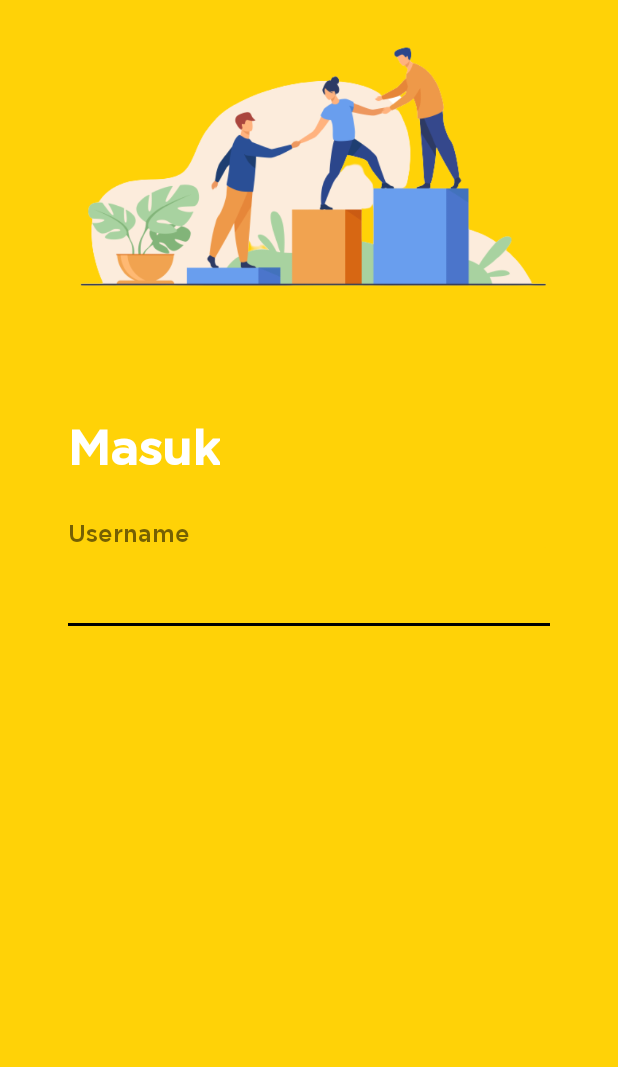
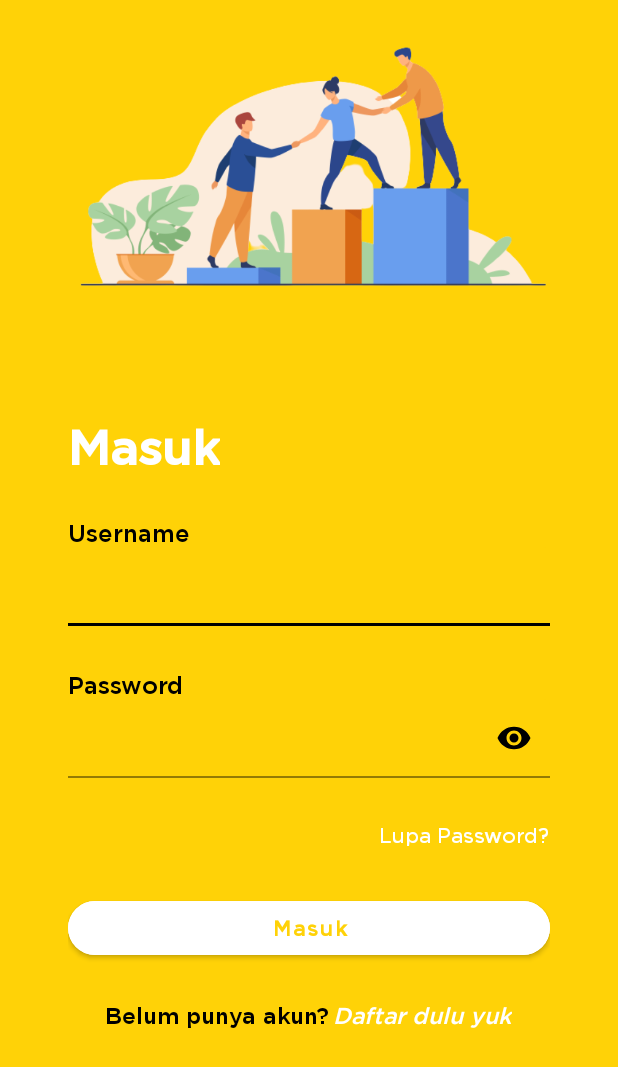
Before and after one commit to Ivanbhagaskara2608/AkrapApp, an Android app: the screen it shows after launch (LoginActivity), on a phone screen of 412 x 824 dp. Shown: the top 1067 px of the screen. Run offline under Robolectric (Android 15) with nearby library versions, the phone set to English and light mode, and no system bars.

Commit message:
done with ui login

```diff
--- a/app/src/main/res/layout/activity_login.xml
+++ b/app/src/main/res/layout/activity_login.xml
@@ -7,6 +7,7 @@
     android:orientation="vertical"
     android:background="@color/orange"
     android:paddingHorizontal="25dp"
+    tools:ignore="HardcodedText"
     tools:context=".LoginActivity">
 
     <ImageView
@@ -25,6 +26,7 @@
         android:layout_gravity="center">
 
         <TextView
+            android:id="@+id/masukTextView"
             android:layout_width="wrap_content"
             android:layout_height="wrap_content"
             android:text="Masuk"
@@ -33,28 +35,86 @@
             android:textColor="@color/white"/>
 
         <TextView
+            android:id="@+id/usernameTextView"
             android:layout_width="wrap_content"
             android:layout_height="wrap_content"
             android:layout_marginTop="30dp"
             android:text="Username"
+            android:textColor="@color/black"
             android:textSize="16sp"/>
 
         <com.google.android.material.textfield.TextInputLayout
             android:id="@+id/usernameTextInputLayout"
+            style="@style/customInputLayout">
+
+            <com.google.android.material.textfield.TextInputEditText
+                android:id="@+id/usernameEditText"
+                style="@style/customEditText"
+                android:inputType="text"/>
+
+        </com.google.android.material.textfield.TextInputLayout>
+
+        <TextView
+            android:id="@+id/passwordTextView"
+            android:layout_width="wrap_content"
+            android:layout_height="wrap_content"
+            android:layout_marginTop="30dp"
+            android:text="Password"
+            android:textColor="@color/black"
+            android:textSize="16sp"/>
+
+        <com.google.android.material.textfield.TextInputLayout
+            android:id="@+id/passwordTextInputLayout"
+            style="@style/customInputLayoutPassword">
+
+            <com.google.android.material.textfield.TextInputEditText
+                android:id="@+id/passwordEditText"
+                style="@style/customEditTextPassword"/>
+
+        </com.google.android.material.textfield.TextInputLayout>
+
+        <TextView
+            android:id="@+id/forgetPasswordTextView"
+            android:layout_width="wrap_content"
+            android:layout_height="wrap_content"
+            android:layout_marginTop="30dp"
+            android:layout_gravity="end"
+            android:clickable="true"
+            android:focusable="true"
+            android:text="Lupa Password?"
+            android:textColor="@color/white"/>
+
+        <Button
+            android:id="@+id/loginButton"
+            style="@style/customButton"
+            android:text="Masuk"/>
+
+        <LinearLayout
             android:layout_width="match_parent"
             android:layout_height="wrap_content"
-            app:boxBackgroundColor="@color/orange"
-            app:boxStrokeColor="@color/black"
-            style="@style/Widget.MaterialComponents.TextInputLayout.FilledBox">
+            android:layout_marginTop="25dp"
+            android:gravity="center"
+            android:orientation="horizontal">
 
-            <com.google.android.material.textfield.TextInputEditText
-                android:layout_width="match_parent"
+            <TextView
+                android:layout_width="wrap_content"
                 android:layout_height="wrap_content"
-                android:inputType="text"
-                android:paddingStart="0dp"
-                android:textSize="16sp"/>
+                android:text="Belum punya akun?"
+                android:textColor="@color/black"
+                android:textSize="15sp"/>
 
-        </com.google.android.material.textfield.TextInputLayout>
+            <TextView
+                android:layout_width="wrap_content"
+                android:layout_height="wrap_content"
+                android:layout_marginStart="2dp"
+                android:clickable="true"
+                android:focusable="true"
+                android:text="Daftar dulu yuk"
+                android:textColor="@color/white"
+                android:textStyle="italic"
+                android:textSize="15sp"/>
+
+        </LinearLayout>
 
     </LinearLayout>
 
--- a/app/src/main/res/values-night/themes.xml
+++ b/app/src/main/res/values-night/themes.xml
@@ -14,5 +14,6 @@
         <!-- Customize your theme here. -->
         <item name="android:textAllCaps">false</item>
         <item name="fontFamily">@font/gotham_medium</item>
+        <item name="android:textCursorDrawable">@null</item>
     </style>
 </resources>
--- a/app/src/main/res/values/styles.xml
+++ b/app/src/main/res/values/styles.xml
@@ -1,4 +1,43 @@
 <?xml version="1.0" encoding="utf-8"?>
 <resources>
+    <style name="customInputLayout" parent="Widget.MaterialComponents.TextInputLayout.FilledBox">
+        <item name="android:layout_width">match_parent</item>
+        <item name="android:layout_height">wrap_content</item>
+        <item name="boxBackgroundColor">@color/orange</item>
+        <item name="boxStrokeColor">@color/black</item>
+    </style>
 
+    <style name="customEditText">
+        <item name="android:layout_width">match_parent</item>
+        <item name="android:layout_height">wrap_content</item>
+        <item name="android:paddingStart">0dp</item>
+        <item name="android:textSize">16sp</item>
+    </style>
+
+    <style name="customInputLayoutPassword" parent="Widget.MaterialComponents.TextInputLayout.FilledBox">
+        <item name="android:layout_width">match_parent</item>
+        <item name="android:layout_height">wrap_content</item>
+        <item name="boxBackgroundColor">@color/orange</item>
+        <item name="boxStrokeColor">@color/black</item>
+        <item name="passwordToggleEnabled">true</item>
+        <item name="passwordToggleTint">@color/black</item>
+    </style>
+
+    <style name="customEditTextPassword">
+        <item name="android:layout_width">match_parent</item>
+        <item name="android:layout_height">wrap_content</item>
+        <item name="android:paddingStart">0dp</item>
+        <item name="android:textSize">16sp</item>
+        <item name="android:inputType">textPassword</item>
+    </style>
+
+    <style name="customButton">
+        <item name="android:layout_width">match_parent</item>
+        <item name="android:layout_height">wrap_content</item>
+        <item name="android:layout_marginTop">30dp</item>
+        <item name="cornerRadius">30dp</item>
+        <item name="android:textColor">@color/orange</item>
+        <item name="android:textStyle">bold</item>
+        <item name="android:backgroundTint">@color/white</item>
+    </style>
 </resources>
--- a/app/src/main/res/values/themes.xml
+++ b/app/src/main/res/values/themes.xml
@@ -14,5 +14,6 @@
         <!-- Customize your theme here. -->
         <item name="android:textAllCaps">false</item>
         <item name="fontFamily">@font/gotham_medium</item>
+        <item name="android:textCursorDrawable">@null</item>
     </style>
 </resources>
```
